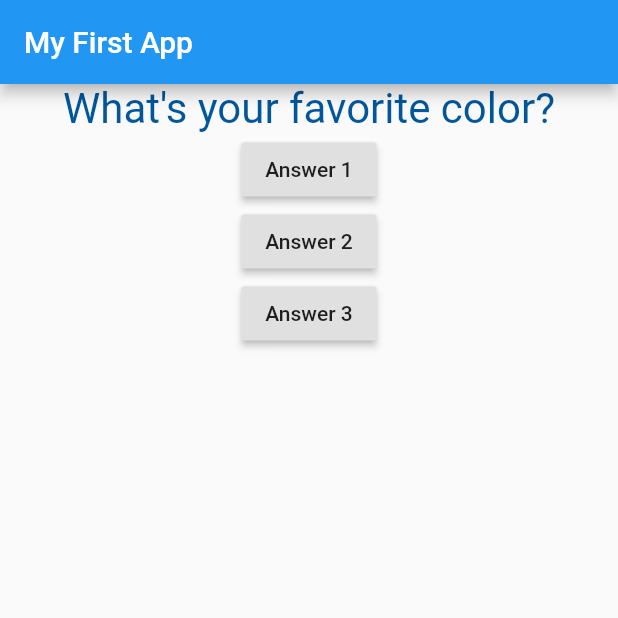
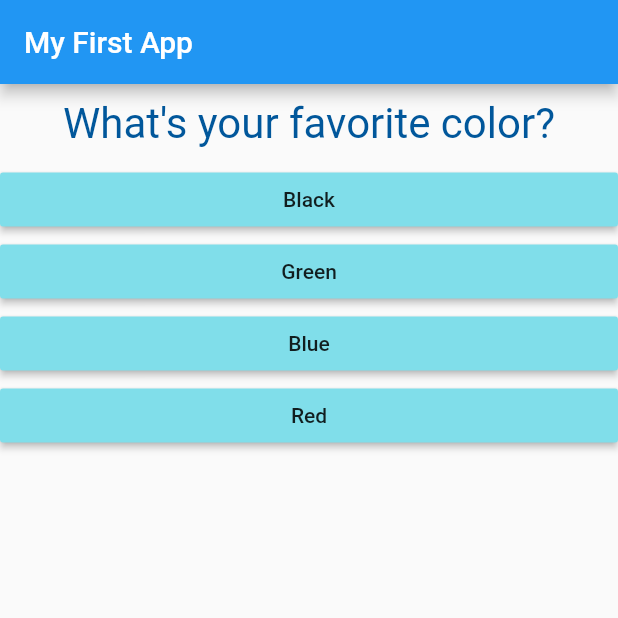
Before and after one commit to JesusZelayaG/flutterTest, a Flutter app: the screen it shows after launch, on a phone screen of 412 x 824 dp, the top half of it. Run offline on Flutter 3.47's test engine with Material 2 defaults, Android fonts, the phone set to English and light mode, and no system bars.

```diff
--- /dev/null
+++ b/lib/answer.dart
@@ -0,0 +1,20 @@
+import 'package:flutter/material.dart';
+
+class Answere extends StatelessWidget {
+  final VoidCallback selectHandler;
+  final String answere;
+
+  Answere(this.selectHandler, this.answere);
+
+  @override
+  Widget build(BuildContext context) {
+    return Container(
+      width: double.infinity,
+      child: RaisedButton(
+        child: Text(answere),
+        color: Colors.cyan[200],
+        onPressed: selectHandler,
+      ),
+    );
+  }
+}
--- a/lib/main.dart
+++ b/lib/main.dart
@@ -1,5 +1,6 @@
 import 'package:flutter/material.dart';
 import './question.dart';
+import './answer.dart';
 
 void main() => runApp(MyApp());
 
@@ -23,8 +24,18 @@ class _MyAppState extends State {
   @override
   Widget build(BuildContext context) {
     var questions = [
-      'What\'s your favorite color?',
-      'What\'s your favorite animal?'
+      {
+        'questionText': 'What\'s your favorite color?',
+        'answers': ['Black', 'Green', 'Blue', 'Red']
+      },
+      {
+        'questionText': 'What\'s your favorite animal?',
+        'answers': ['Rabbit', 'Snake', 'Elephant', 'Lion']
+      },
+      {
+        'questionText': 'What\'s your favorite food?',
+        'answers': ['Pizza', 'Hamburguer', 'Pupusas', 'Tacos']
+      }
     ];
 
     return MaterialApp(
@@ -35,20 +46,12 @@ class _MyAppState extends State {
         body: Column(
           children: <Widget>[
             Question(
-              questions[_questionIndex],
+              questions[_questionIndex]['questionText'] as String,
             ),
-            RaisedButton(
-              child: Text('Answer 1'),
-              onPressed: _answerQuestion,
-            ),
-            RaisedButton(
-              child: Text('Answer 2'),
-              onPressed: _answerQuestion,
-            ),
-            RaisedButton(
-              child: Text('Answer 3'),
-              onPressed: _answerQuestion,
-            ),
+            ...(questions[_questionIndex]['answers'] as List<String>)
+                .map((answere) {
+              return Answere(_answerQuestion, answere);
+            }).toList()
           ],
         ),
       ),
--- a/lib/question.dart
+++ b/lib/question.dart
@@ -9,6 +9,7 @@ class Question extends StatelessWidget {
   Widget build(BuildContext context) {
     return Container(
       width: double.infinity,
+      margin: EdgeInsets.all(10),
       child: Text(
         questionText,
         style: TextStyle(fontSize: 28, color: Colors.lightBlue[900]),
```
